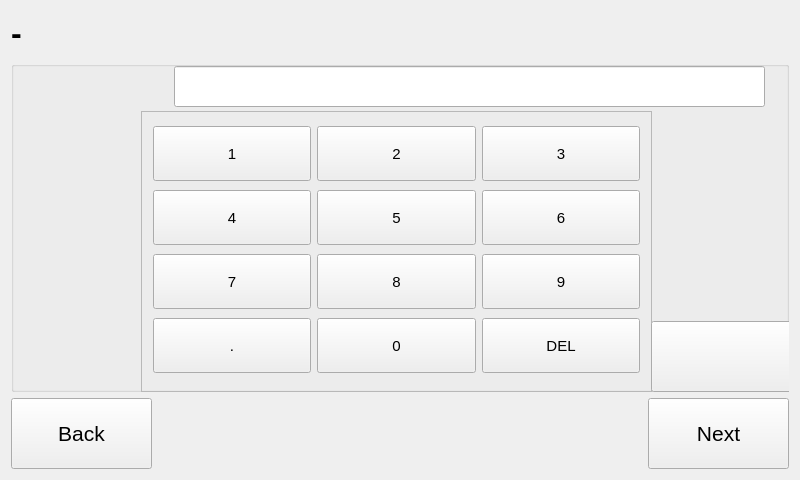
First picture: the form in v3/qt/numInput/numInput.ui, repository twschung/IoT-Smart-Scale, before the edit.
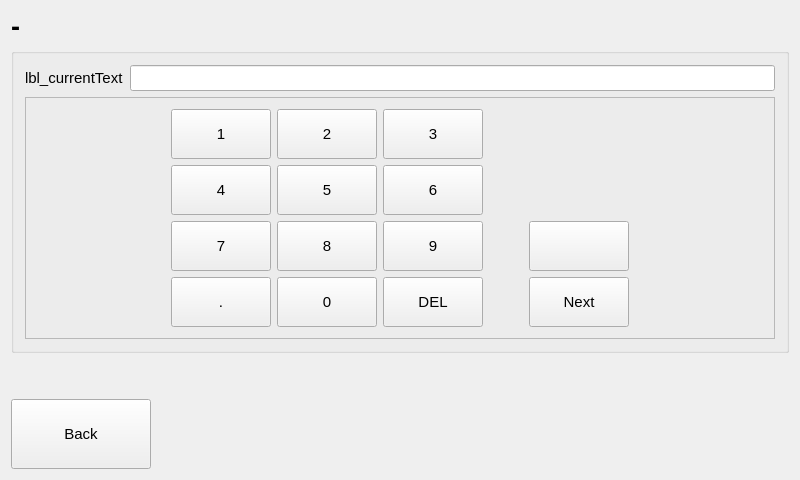
Second picture: the form after the edit.

What changed in the file:
```diff
--- a/v3/qt/numInput/numInput.ui
+++ b/v3/qt/numInput/numInput.ui
@@ -20,345 +20,449 @@
    <string>newLogin</string>
   </property>
   <layout class="QGridLayout" name="gridLayout">
-   <item row="2" column="2">
-    <widget class="QPushButton" name="btn_next">
-     <property name="minimumSize">
-      <size>
-       <width>141</width>
-       <height>71</height>
-      </size>
-     </property>
-     <property name="font">
-      <font>
-       <family>Helvetica Neue</family>
-       <pointsize>16</pointsize>
-      </font>
-     </property>
-     <property name="text">
-      <string>Next</string>
-     </property>
-    </widget>
-   </item>
-   <item row="2" column="0">
-    <widget class="QPushButton" name="btn_back">
-     <property name="minimumSize">
-      <size>
-       <width>141</width>
-       <height>71</height>
-      </size>
-     </property>
-     <property name="font">
-      <font>
-       <family>Helvetica Neue</family>
-       <pointsize>16</pointsize>
-      </font>
-     </property>
-     <property name="text">
-      <string>Back</string>
-     </property>
-    </widget>
-   </item>
-   <item row="2" column="1">
-    <spacer name="horizontalSpacer">
-     <property name="orientation">
-      <enum>Qt::Horizontal</enum>
-     </property>
-     <property name="sizeHint" stdset="0">
-      <size>
-       <width>487</width>
-       <height>20</height>
-      </size>
-     </property>
-    </spacer>
-   </item>
-   <item row="1" column="0" colspan="3">
+   <item row="1" column="0" colspan="4">
     <widget class="QGroupBox" name="groupBox">
-     <property name="minimumSize">
-      <size>
-       <width>741</width>
-       <height>331</height>
-      </size>
-     </property>
      <property name="title">
       <string/>
      </property>
-     <widget class="QLabel" name="lbl_currentText">
-      <property name="geometry">
-       <rect>
-        <x>15</x>
-        <y>15</y>
-        <width>141</width>
-        <height>20</height>
-       </rect>
-      </property>
-      <property name="minimumSize">
-       <size>
-        <width>50</width>
-        <height>20</height>
-       </size>
-      </property>
-      <property name="font">
-       <font>
-        <family>Helvetica Neue</family>
-        <pointsize>16</pointsize>
-        <weight>75</weight>
-        <bold>true</bold>
-       </font>
-      </property>
-      <property name="text">
-       <string/>
-      </property>
-     </widget>
-     <widget class="QLineEdit" name="lineEdit_currentText">
-      <property name="geometry">
-       <rect>
-        <x>163</x>
-        <y>5</y>
-        <width>591</width>
-        <height>41</height>
-       </rect>
-      </property>
-      <property name="minimumSize">
-       <size>
-        <width>513</width>
-        <height>19</height>
-       </size>
-      </property>
-      <property name="font">
-       <font>
-        <pointsize>15</pointsize>
-       </font>
-      </property>
-     </widget>
-     <widget class="QFrame" name="keyboard">
-      <property name="geometry">
-       <rect>
-        <x>130</x>
-        <y>50</y>
-        <width>511</width>
-        <height>281</height>
-       </rect>
-      </property>
-      <property name="frameShape">
-       <enum>QFrame::StyledPanel</enum>
-      </property>
-      <property name="frameShadow">
-       <enum>QFrame::Raised</enum>
-      </property>
-      <layout class="QVBoxLayout" name="verticalLayout">
-       <item>
-        <layout class="QHBoxLayout" name="row1">
-         <item>
-          <widget class="QPushButton" name="btn_1">
-           <property name="minimumSize">
-            <size>
-             <width>46</width>
-             <height>55</height>
-            </size>
-           </property>
-           <property name="text">
-            <string>1</string>
-           </property>
-          </widget>
-         </item>
-         <item>
-          <widget class="QPushButton" name="btn_2">
-           <property name="minimumSize">
-            <size>
-             <width>46</width>
-             <height>55</height>
-            </size>
-           </property>
-           <property name="text">
-            <string>2</string>
-           </property>
-          </widget>
-         </item>
-         <item>
-          <widget class="QPushButton" name="btn_3">
-           <property name="minimumSize">
-            <size>
-             <width>46</width>
-             <height>55</height>
-            </size>
-           </property>
-           <property name="text">
-            <string>3</string>
-           </property>
-          </widget>
-         </item>
-        </layout>
-       </item>
-       <item>
-        <layout class="QHBoxLayout" name="row2">
-         <item>
-          <widget class="QPushButton" name="btn_4">
-           <property name="minimumSize">
-            <size>
-             <width>46</width>
-             <height>55</height>
-            </size>
-           </property>
-           <property name="text">
-            <string>4</string>
-           </property>
-          </widget>
-         </item>
-         <item>
-          <widget class="QPushButton" name="btn_5">
-           <property name="minimumSize">
-            <size>
-             <width>46</width>
-             <height>55</height>
-            </size>
-           </property>
-           <property name="text">
-            <string>5</string>
-           </property>
-          </widget>
-         </item>
-         <item>
-          <widget class="QPushButton" name="btn_6">
-           <property name="minimumSize">
-            <size>
-             <width>46</width>
-             <height>55</height>
-            </size>
-           </property>
-           <property name="text">
-            <string>6</string>
-           </property>
-          </widget>
-         </item>
-        </layout>
-       </item>
-       <item>
-        <layout class="QHBoxLayout" name="row3">
-         <item>
+     <property name="alignment">
+      <set>Qt::AlignCenter</set>
+     </property>
+     <layout class="QGridLayout" name="gridLayout_2">
+      <item row="1" column="0">
+       <widget class="QFrame" name="keyboard">
+        <property name="frameShape">
+         <enum>QFrame::StyledPanel</enum>
+        </property>
+        <property name="frameShadow">
+         <enum>QFrame::Raised</enum>
+        </property>
+        <layout class="QGridLayout" name="gridLayout_3">
+         <item row="2" column="2">
           <widget class="QPushButton" name="btn_7">
+           <property name="sizePolicy">
+            <sizepolicy hsizetype="Minimum" vsizetype="Minimum">
+             <horstretch>0</horstretch>
+             <verstretch>0</verstretch>
+            </sizepolicy>
+           </property>
            <property name="minimumSize">
             <size>
-             <width>46</width>
-             <height>55</height>
+             <width>100</width>
+             <height>50</height>
             </size>
            </property>
+           <property name="font">
+            <font>
+             <family>Arial</family>
+            </font>
+           </property>
            <property name="text">
             <string>7</string>
            </property>
           </widget>
          </item>
-         <item>
+         <item row="2" column="3">
           <widget class="QPushButton" name="btn_8">
+           <property name="sizePolicy">
+            <sizepolicy hsizetype="Minimum" vsizetype="Minimum">
+             <horstretch>0</horstretch>
+             <verstretch>0</verstretch>
+            </sizepolicy>
+           </property>
            <property name="minimumSize">
             <size>
-             <width>46</width>
-             <height>55</height>
+             <width>100</width>
+             <height>50</height>
             </size>
            </property>
+           <property name="font">
+            <font>
+             <family>Arial</family>
+            </font>
+           </property>
            <property name="text">
             <string>8</string>
            </property>
           </widget>
          </item>
-         <item>
+         <item row="2" column="4">
           <widget class="QPushButton" name="btn_9">
+           <property name="sizePolicy">
+            <sizepolicy hsizetype="Minimum" vsizetype="Minimum">
+             <horstretch>0</horstretch>
+             <verstretch>0</verstretch>
+            </sizepolicy>
+           </property>
            <property name="minimumSize">
             <size>
-             <width>46</width>
-             <height>55</height>
+             <width>100</width>
+             <height>50</height>
             </size>
            </property>
+           <property name="font">
+            <font>
+             <family>Arial</family>
+            </font>
+           </property>
            <property name="text">
             <string>9</string>
            </property>
           </widget>
          </item>
-        </layout>
-       </item>
-       <item>
-        <layout class="QHBoxLayout" name="row4">
-         <item>
-          <widget class="QPushButton" name="btn_dot">
-           <property name="minimumSize">
-            <size>
-             <width>46</width>
-             <height>55</height>
-            </size>
-           </property>
-           <property name="text">
-            <string>.</string>
-           </property>
-          </widget>
-         </item>
-         <item>
-          <widget class="QPushButton" name="btn_0">
-           <property name="minimumSize">
-            <size>
-             <width>46</width>
-             <height>55</height>
-            </size>
-           </property>
-           <property name="text">
-            <string>0</string>
-           </property>
-          </widget>
-         </item>
-         <item>
+         <item row="4" column="4">
           <widget class="QPushButton" name="btn_del">
+           <property name="sizePolicy">
+            <sizepolicy hsizetype="Minimum" vsizetype="Minimum">
+             <horstretch>0</horstretch>
+             <verstretch>0</verstretch>
+            </sizepolicy>
+           </property>
            <property name="minimumSize">
             <size>
              <width>100</width>
-             <height>55</height>
+             <height>50</height>
             </size>
            </property>
+           <property name="font">
+            <font>
+             <family>Arial</family>
+            </font>
+           </property>
            <property name="text">
             <string>DEL</string>
            </property>
           </widget>
          </item>
+         <item row="1" column="4">
+          <widget class="QPushButton" name="btn_6">
+           <property name="sizePolicy">
+            <sizepolicy hsizetype="Minimum" vsizetype="Minimum">
+             <horstretch>0</horstretch>
+             <verstretch>0</verstretch>
+            </sizepolicy>
+           </property>
+           <property name="minimumSize">
+            <size>
+             <width>100</width>
+             <height>50</height>
+            </size>
+           </property>
+           <property name="font">
+            <font>
+             <family>Arial</family>
+            </font>
+           </property>
+           <property name="text">
+            <string>6</string>
+           </property>
+          </widget>
+         </item>
+         <item row="1" column="3">
+          <widget class="QPushButton" name="btn_5">
+           <property name="sizePolicy">
+            <sizepolicy hsizetype="Minimum" vsizetype="Minimum">
+             <horstretch>0</horstretch>
+             <verstretch>0</verstretch>
+            </sizepolicy>
+           </property>
+           <property name="minimumSize">
+            <size>
+             <width>100</width>
+             <height>50</height>
+            </size>
+           </property>
+           <property name="font">
+            <font>
+             <family>Arial</family>
+            </font>
+           </property>
+           <property name="text">
+            <string>5</string>
+           </property>
+          </widget>
+         </item>
+         <item row="4" column="3">
+          <widget class="QPushButton" name="btn_0">
+           <property name="sizePolicy">
+            <sizepolicy hsizetype="Minimum" vsizetype="Minimum">
+             <horstretch>0</horstretch>
+             <verstretch>0</verstretch>
+            </sizepolicy>
+           </property>
+           <property name="minimumSize">
+            <size>
+             <width>100</width>
+             <height>50</height>
+            </size>
+           </property>
+           <property name="font">
+            <font>
+             <family>Arial</family>
+            </font>
+           </property>
+           <property name="text">
+            <string>0</string>
+           </property>
+          </widget>
+         </item>
+         <item row="1" column="2">
+          <widget class="QPushButton" name="btn_4">
+           <property name="sizePolicy">
+            <sizepolicy hsizetype="Minimum" vsizetype="Minimum">
+             <horstretch>0</horstretch>
+             <verstretch>0</verstretch>
+            </sizepolicy>
+           </property>
+           <property name="minimumSize">
+            <size>
+             <width>100</width>
+             <height>50</height>
+            </size>
+           </property>
+           <property name="font">
+            <font>
+             <family>Arial</family>
+            </font>
+           </property>
+           <property name="text">
+            <string>4</string>
+           </property>
+          </widget>
+         </item>
+         <item row="0" column="4">
+          <widget class="QPushButton" name="btn_3">
+           <property name="sizePolicy">
+            <sizepolicy hsizetype="Minimum" vsizetype="Minimum">
+             <horstretch>0</horstretch>
+             <verstretch>0</verstretch>
+            </sizepolicy>
+           </property>
+           <property name="minimumSize">
+            <size>
+             <width>100</width>
+             <height>50</height>
+            </size>
+           </property>
+           <property name="font">
+            <font>
+             <family>Arial</family>
+            </font>
+           </property>
+           <property name="text">
+            <string>3</string>
+           </property>
+          </widget>
+         </item>
+         <item row="0" column="2">
+          <widget class="QPushButton" name="btn_1">
+           <property name="sizePolicy">
+            <sizepolicy hsizetype="Minimum" vsizetype="Minimum">
+             <horstretch>0</horstretch>
+             <verstretch>0</verstretch>
+            </sizepolicy>
+           </property>
+           <property name="minimumSize">
+            <size>
+             <width>100</width>
+             <height>50</height>
+            </size>
+           </property>
+           <property name="font">
+            <font>
+             <family>Arial</family>
+            </font>
+           </property>
+           <property name="text">
+            <string>1</string>
+           </property>
+          </widget>
+         </item>
+         <item row="4" column="2">
+          <widget class="QPushButton" name="btn_dot">
+           <property name="sizePolicy">
+            <sizepolicy hsizetype="Minimum" vsizetype="Minimum">
+             <horstretch>0</horstretch>
+             <verstretch>0</verstretch>
+            </sizepolicy>
+           </property>
+           <property name="minimumSize">
+            <size>
+             <width>100</width>
+             <height>50</height>
+            </size>
+           </property>
+           <property name="font">
+            <font>
+             <family>Arial</family>
+            </font>
+           </property>
+           <property name="text">
+            <string>.</string>
+           </property>
+          </widget>
+         </item>
+         <item row="2" column="6">
+          <widget class="QPushButton" name="btn_unit">
+           <property name="sizePolicy">
+            <sizepolicy hsizetype="Minimum" vsizetype="Minimum">
+             <horstretch>0</horstretch>
+             <verstretch>0</verstretch>
+            </sizepolicy>
+           </property>
+           <property name="maximumSize">
+            <size>
+             <width>120</width>
+             <height>16777215</height>
+            </size>
+           </property>
+           <property name="font">
+            <font>
+             <family>Arial</family>
+            </font>
+           </property>
+           <property name="text">
+            <string/>
+           </property>
+          </widget>
+         </item>
+         <item row="0" column="1">
+          <spacer name="horizontalSpacer_2">
+           <property name="orientation">
+            <enum>Qt::Horizontal</enum>
+           </property>
+           <property name="sizeHint" stdset="0">
+            <size>
+             <width>40</width>
+             <height>20</height>
+            </size>
+           </property>
+          </spacer>
+         </item>
+         <item row="0" column="3">
+          <widget class="QPushButton" name="btn_2">
+           <property name="sizePolicy">
+            <sizepolicy hsizetype="Minimum" vsizetype="Minimum">
+             <horstretch>0</horstretch>
+             <verstretch>0</verstretch>
+            </sizepolicy>
+           </property>
+           <property name="minimumSize">
+            <size>
+             <width>100</width>
+             <height>50</height>
+            </size>
+           </property>
+           <property name="font">
+            <font>
+             <family>Arial</family>
+            </font>
+           </property>
+           <property name="text">
+            <string>2</string>
+           </property>
+          </widget>
+         </item>
+         <item row="4" column="6">
+          <widget class="QPushButton" name="btn_next">
+           <property name="sizePolicy">
+            <sizepolicy hsizetype="Minimum" vsizetype="Minimum">
+             <horstretch>0</horstretch>
+             <verstretch>0</verstretch>
+            </sizepolicy>
+           </property>
+           <property name="minimumSize">
+            <size>
+             <width>100</width>
+             <height>50</height>
+            </size>
+           </property>
+           <property name="maximumSize">
+            <size>
+             <width>120</width>
+             <height>16777215</height>
+            </size>
+           </property>
+           <property name="font">
+            <font>
+             <family>Arial</family>
+            </font>
+           </property>
+           <property name="text">
+            <string>Next</string>
+           </property>
+          </widget>
+         </item>
+         <item row="2" column="5">
+          <spacer name="horizontalSpacer_4">
+           <property name="orientation">
+            <enum>Qt::Horizontal</enum>
+           </property>
+           <property name="sizeType">
+            <enum>QSizePolicy::Fixed</enum>
+           </property>
+           <property name="sizeHint" stdset="0">
+            <size>
+             <width>40</width>
+             <height>20</height>
+            </size>
+           </property>
+          </spacer>
+         </item>
+         <item row="2" column="7">
+          <spacer name="horizontalSpacer_5">
+           <property name="orientation">
+            <enum>Qt::Horizontal</enum>
+           </property>
+           <property name="sizeHint" stdset="0">
+            <size>
+             <width>40</width>
+             <height>20</height>
+            </size>
+           </property>
+          </spacer>
+         </item>
         </layout>
-       </item>
-      </layout>
-     </widget>
-     <widget class="QPushButton" name="btn_unit">
-      <property name="geometry">
-       <rect>
-        <x>640</x>
-        <y>260</y>
-        <width>141</width>
-        <height>71</height>
-       </rect>
-      </property>
-      <property name="minimumSize">
-       <size>
-        <width>141</width>
-        <height>71</height>
-       </size>
-      </property>
-      <property name="font">
-       <font>
-        <family>Helvetica Neue</family>
-        <pointsize>16</pointsize>
-       </font>
-      </property>
-      <property name="text">
-       <string/>
-      </property>
-     </widget>
+       </widget>
+      </item>
+      <item row="0" column="0">
+       <layout class="QFormLayout" name="formLayout">
+        <item row="0" column="0">
+         <widget class="QLabel" name="lbl_currentText">
+          <property name="font">
+           <font>
+            <family>Arial</family>
+           </font>
+          </property>
+          <property name="text">
+           <string>lbl_currentText</string>
+          </property>
+         </widget>
+        </item>
+        <item row="0" column="1">
+         <widget class="QLineEdit" name="lineEdit_currentText">
+          <property name="text">
+           <string/>
+          </property>
+         </widget>
+        </item>
+       </layout>
+      </item>
+     </layout>
     </widget>
    </item>
-   <item row="0" column="0" colspan="3">
+   <item row="0" column="0" colspan="4">
     <widget class="QLabel" name="lbl_title">
-     <property name="minimumSize">
-      <size>
-       <width>121</width>
-       <height>31</height>
-      </size>
+     <property name="sizePolicy">
+      <sizepolicy hsizetype="Preferred" vsizetype="Fixed">
+       <horstretch>0</horstretch>
+       <verstretch>0</verstretch>
+      </sizepolicy>
      </property>
      <property name="font">
       <font>
-       <family>Helvetica Neue</family>
-       <pointsize>24</pointsize>
+       <family>Arial</family>
+       <pointsize>20</pointsize>
        <weight>75</weight>
        <bold>true</bold>
       </font>
@@ -368,6 +472,50 @@
      </property>
     </widget>
    </item>
+   <item row="3" column="0">
+    <widget class="QPushButton" name="btn_back">
+     <property name="minimumSize">
+      <size>
+       <width>140</width>
+       <height>70</height>
+      </size>
+     </property>
+     <property name="font">
+      <font>
+       <family>Arial</family>
+      </font>
+     </property>
+     <property name="text">
+      <string>Back</string>
+     </property>
+    </widget>
+   </item>
+   <item row="3" column="1">
+    <spacer name="horizontalSpacer">
+     <property name="orientation">
+      <enum>Qt::Horizontal</enum>
+     </property>
+     <property name="sizeHint" stdset="0">
+      <size>
+       <width>40</width>
+       <height>20</height>
+      </size>
+     </property>
+    </spacer>
+   </item>
+   <item row="2" column="0">
+    <spacer name="verticalSpacer">
+     <property name="orientation">
+      <enum>Qt::Vertical</enum>
+     </property>
+     <property name="sizeHint" stdset="0">
+      <size>
+       <width>20</width>
+       <height>40</height>
+      </size>
+     </property>
+    </spacer>
+   </item>
   </layout>
  </widget>
  <layoutdefault spacing="6" margin="11"/>
```
